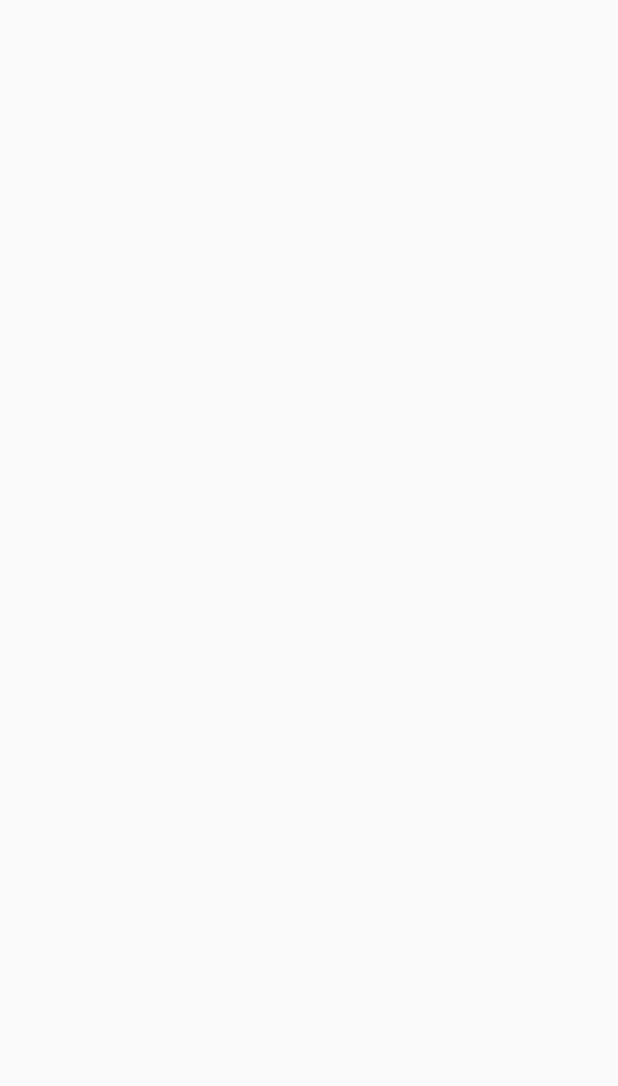
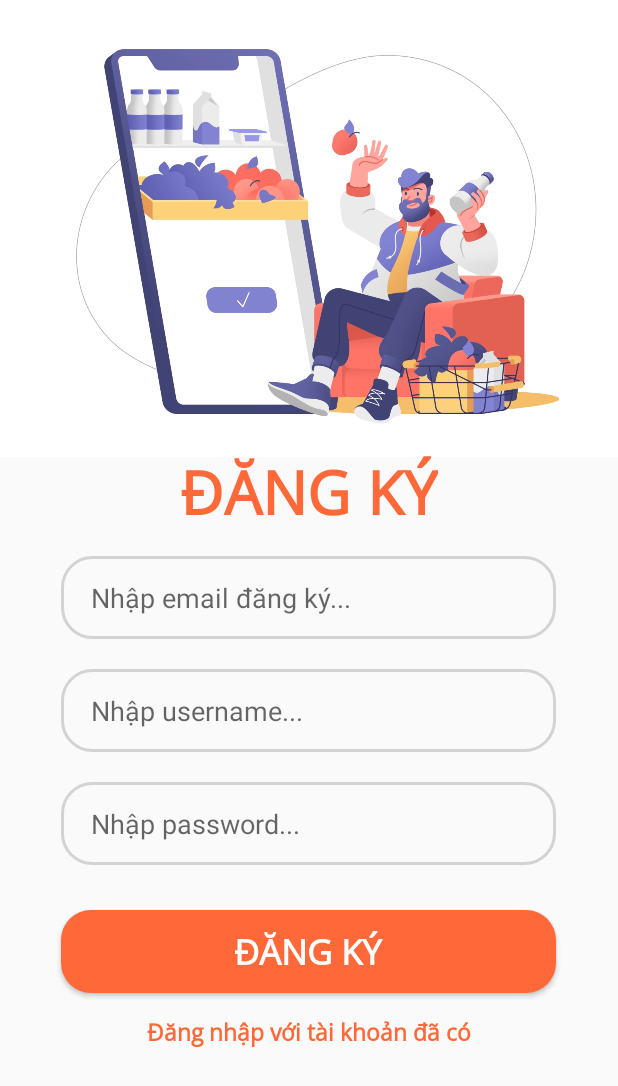
Before and after one commit to duongmien/demo_login_android, an Android app: the Singup screen opened directly, with no data from a screen before it, on a phone screen of 412 x 824 dp. Before the commit the part shown is empty. Shown: the top 1086 px of the screen. Run offline under Robolectric (Android 15) with nearby library versions, the phone set to English and light mode, and no system bars.

Commit message:
update form Login and Sign up

```diff
--- a/app/src/main/java/com/myfistapp/login_form/MainActivity.java
+++ b/app/src/main/java/com/myfistapp/login_form/MainActivity.java
@@ -45,5 +45,13 @@ public class MainActivity extends AppCompatActivity {
                 finish();
             }
         });
+        signup.setOnClickListener(new View.OnClickListener() {
+            @Override
+            public void onClick(View view) {
+                Intent intent = new Intent(getApplicationContext(),Singup.class);
+                startActivity(intent);
+                finish();
+            }
+        });
     }
 }
--- a/app/src/main/java/com/myfistapp/login_form/Singup.java
+++ b/app/src/main/java/com/myfistapp/login_form/Singup.java
@@ -2,13 +2,27 @@ package com.myfistapp.login_form;
 
 import androidx.appcompat.app.AppCompatActivity;
 
+import android.content.Intent;
 import android.os.Bundle;
+import android.view.View;
+import android.view.WindowManager;
+import android.widget.TextView;
 
 public class Singup extends AppCompatActivity {
-
+    TextView text_signin;
     @Override
     protected void onCreate(Bundle savedInstanceState) {
         super.onCreate(savedInstanceState);
+        getWindow().setFlags(WindowManager.LayoutParams.FLAG_FULLSCREEN,WindowManager.LayoutParams.FLAG_FULLSCREEN);
         setContentView(R.layout.activity_singup);
+        text_signin=findViewById(R.id.text_signin);
+        text_signin.setOnClickListener(new View.OnClickListener() {
+            @Override
+            public void onClick(View view) {
+                Intent intent = new Intent(getApplicationContext(),Login.class);
+                startActivity(intent);
+                finish();
+            }
+        });
     }
 }
--- a/app/src/main/res/layout/activity_singup.xml
+++ b/app/src/main/res/layout/activity_singup.xml
@@ -1,9 +1,103 @@
 <?xml version="1.0" encoding="utf-8"?>
-<androidx.constraintlayout.widget.ConstraintLayout xmlns:android="http://schemas.android.com/apk/res/android"
+<RelativeLayout xmlns:android="http://schemas.android.com/apk/res/android"
     xmlns:app="http://schemas.android.com/apk/res-auto"
     xmlns:tools="http://schemas.android.com/tools"
     android:layout_width="match_parent"
     android:layout_height="match_parent"
     tools:context=".Singup">
 
-</androidx.constraintlayout.widget.ConstraintLayout>
+    <ImageView
+        android:id="@+id/img_login"
+        android:layout_width="wrap_content"
+        android:layout_height="wrap_content"
+        android:layout_marginTop="-450dp"
+        android:src="@drawable/singup" />
+
+    <TextView
+        android:id="@+id/textDK"
+        android:layout_width="wrap_content"
+        android:layout_height="wrap_content"
+        android:layout_centerHorizontal="true"
+        android:layout_marginTop="300dp"
+        android:fontFamily="@font/opensans"
+        android:text="ĐĂNG KÝ"
+        android:textColor="#FF6838"
+        android:textSize="40sp"
+        android:textStyle="bold" />
+
+    <EditText
+        android:id="@+id/email"
+        android:layout_width="wrap_content"
+        android:layout_height="wrap_content"
+        android:layout_below="@id/textDK"
+        android:layout_centerHorizontal="true"
+        android:layout_marginTop="15dp"
+        android:width="330dp"
+        android:height="60dp"
+        android:background="@drawable/edit_text_border"
+        android:hint="Nhập email đăng ký..."
+        android:inputType="text"
+        android:paddingLeft="20dp"
+        android:paddingTop="15dp"
+        android:paddingBottom="15dp" />
+
+    <EditText
+        android:id="@+id/username"
+        android:layout_width="wrap_content"
+        android:layout_height="wrap_content"
+        android:layout_below="@id/email"
+        android:layout_centerHorizontal="true"
+        android:layout_marginTop="20dp"
+        android:width="330dp"
+        android:height="60dp"
+        android:background="@drawable/edit_text_border"
+        android:hint="Nhập username..."
+        android:inputType="text"
+        android:paddingLeft="20dp"
+        android:paddingTop="15dp"
+        android:paddingBottom="15dp" />
+
+    <EditText
+        android:id="@+id/pass"
+        android:layout_width="wrap_content"
+        android:layout_height="wrap_content"
+        android:layout_below="@id/username"
+        android:layout_centerHorizontal="true"
+        android:layout_marginTop="20dp"
+        android:width="330dp"
+        android:height="60dp"
+        android:background="@drawable/edit_text_border"
+        android:paddingTop="15dp"
+        android:paddingBottom="15dp"
+        android:paddingLeft="20dp"
+        android:hint="Nhập password..."
+        android:inputType="textPassword" />
+
+    <Button
+        android:id="@+id/bt_singup"
+        android:layout_width="wrap_content"
+        android:layout_height="wrap_content"
+        android:layout_below="@id/pass"
+        android:layout_centerHorizontal="true"
+        android:layout_marginTop="30dp"
+        android:width="330dp"
+        android:height="55dp"
+        android:background="@drawable/button_bg"
+        android:fontFamily="@font/opensans"
+        android:text="ĐĂNG KÝ"
+        android:textColor="@color/white"
+        android:textSize="23dp"
+        android:textStyle="bold" />
+    <TextView
+        android:id="@+id/text_signin"
+        android:layout_width="wrap_content"
+        android:layout_height="wrap_content"
+        android:layout_below="@id/bt_singup"
+        android:layout_centerHorizontal="true"
+        android:layout_marginTop="15dp"
+        android:fontFamily="@font/opensans"
+        android:text="Đăng nhập với tài khoản đã có"
+        android:textColor="#FF6838"
+        android:textSize="15sp"
+        android:textStyle="bold" />
+</RelativeLayout>
```
Also changed, not shown: app/src/main/res/drawable/singup.png (added).
